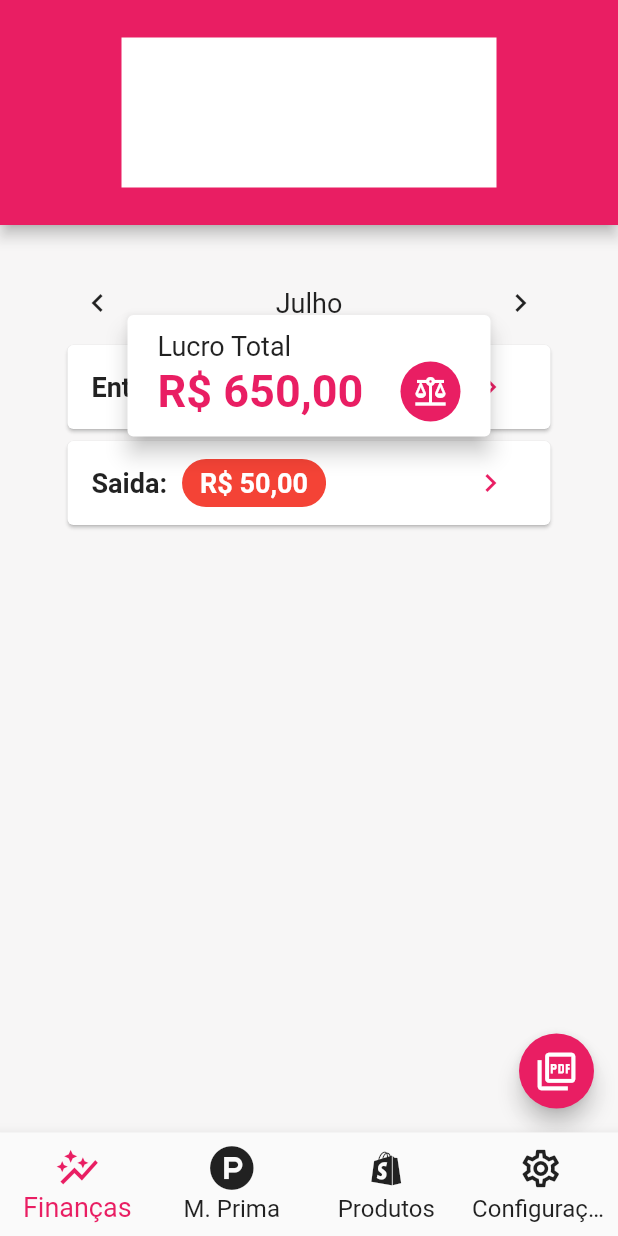
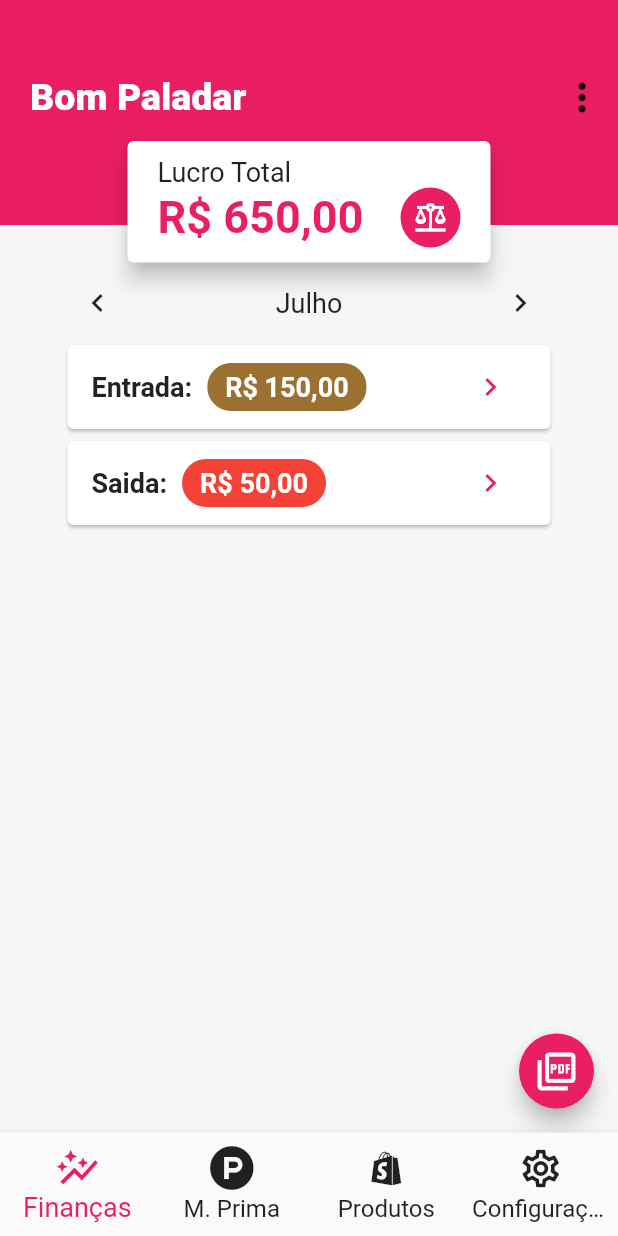
Before and after one commit to Jo-Analyst/app-good-taste, a Flutter app: the screen it shows after launch, on a phone screen of 412 x 824 dp. Run offline on Flutter 3.47's test engine with Material 2 defaults, Android fonts, the phone set to English and light mode, and no system bars; our stand-ins replace font_awesome_flutter, sqflite; accounts and stored records are empty.

Commit message:
criando PopMenuItem

```diff
--- a/lib/app/page/movement_details_page.dart
+++ b/lib/app/page/movement_details_page.dart
@@ -24,52 +24,69 @@ class MovementDetailsPage extends StatelessWidget {
           ),
         ),
       ),
-      appBar: AppBar(
-        actions: [],
-        title: Align(
-          alignment: Alignment.center,
-          child: Stack(children: [
-            Container(
-              width: 250,
-              height: 100,
-              color: Colors.white,
-            ),
-
-          ]),
-        ),
-        toolbarHeight: 150,
-      ),
       body: Stack(
         children: [
-          const SizedBox(
+          SizedBox(
             width: double.infinity,
             child: Column(
               children: [
-                // Container(
-                //   height: 150,
-                //   width: double.infinity,
-                //   color: Theme.of(context).primaryColor,
-                //   child: Container(
-                //     margin: const EdgeInsets.only(bottom: 20),
-                //     child: const Align(
-                //       alignment: Alignment.center,
-                //       // child: Text(
-                //       //   'Bom Paladar',
-                //       //   style: TextStyle(
-                //       //     fontSize: 35,
-                //       //     color: Colors.white,
-                //       //     fontWeight: FontWeight.w900,
-                //       //   ),
-                //       // ),
-                //     ),
-                //   ),
-                // ),
-                SizedBox(height: 28),
-                SlideMonth(),
+                Container(
+                  height: 150,
+                  width: double.infinity,
+                  color: Theme.of(context).primaryColor,
+                  child: Container(
+                    margin: const EdgeInsets.only(bottom: 20),
+                    child: Row(
+                      mainAxisAlignment: MainAxisAlignment.spaceBetween,
+                      children: [
+                        Container(
+                          margin: const EdgeInsets.only(left: 20),
+                          child: const Text(
+                            'Bom Paladar',
+                            style: TextStyle(
+                              fontSize: 25,
+                              color: Colors.white,
+                              fontWeight: FontWeight.w900,
+                            ),
+                          ),
+                        ),
+                        PopupMenuButton(
+                          color: Colors.white,
+                          iconSize: 30,
+                          itemBuilder: (BuildContext context) =>
+                              <PopupMenuEntry<String>>[
+                            const PopupMenuItem(
+                              value: "add",
+                              child: Text("Adicionar"),
+                            ),
+                            const PopupMenuItem(
+                              value: "remove",
+                              child: Text("Remover"),
+                            ),
+                          ],
+                          onSelected: (value) {
+                            if (value == "add") {
+                              Navigator.push(
+                                context,
+                                MaterialPageRoute(
+                                  builder: (_) => const BalanceteSheetPage(),
+                                ),
+                              );
+                            } else if (value == "remove") {
+                              print("remove");
+                            }
+                          },
+                        ),
+                      ],
+                    ),
+                  ),
+                ),
+                const SizedBox(height: 28),
+                const SlideMonth(),
 
                 // const SizedBox(height: 5),
                 // const SizedBox(height: 20),
-                Column(
+                const Column(
                   children: [
                     MovementDetailsTemplate(price: 150, description: "Entrada"),
                     MovementDetailsTemplate(price: 50, description: "Saida"),
@@ -79,7 +96,7 @@ class MovementDetailsPage extends StatelessWidget {
             ),
           ),
           Positioned(
-            top: AppBar().preferredSize.height,
+            top: 90,
             left: MediaQuery.of(context).size.width / 2 - 125,
             width: 250,
             child: Card(
```
